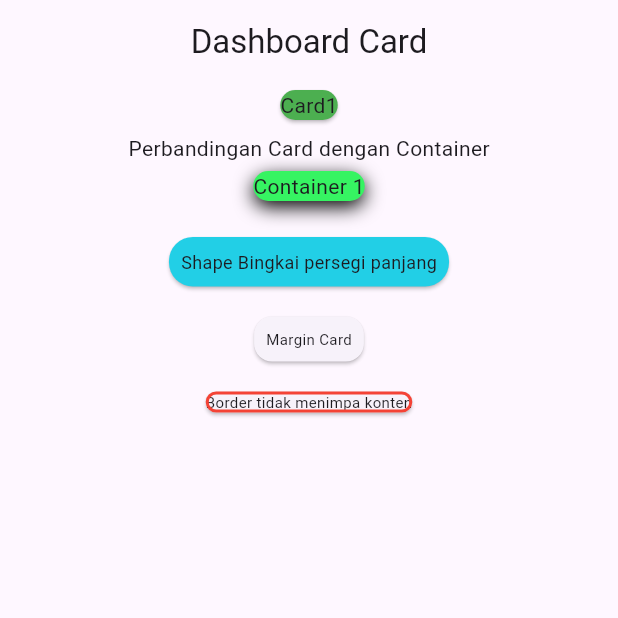
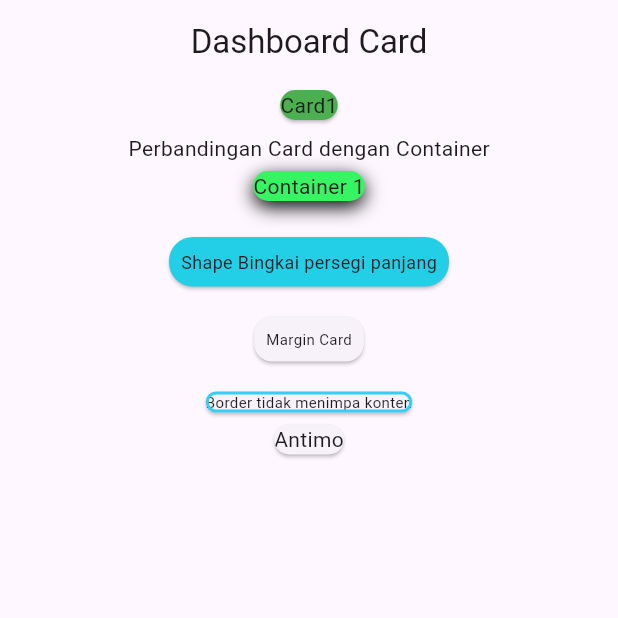
Before and after one commit to AryaPramudya898/latihan8, a Flutter app: the screen it shows after launch, on a phone screen of 412 x 824 dp, the top half of it. Run offline on Flutter 3.47's test engine with Material 3 defaults, Android fonts, the light colour scheme and no system bars.

Commit message:
Membuat border card baru

```diff
--- a/lib/card/card.dart
+++ b/lib/card/card.dart
@@ -57,12 +57,16 @@ class MyCard extends StatelessWidget {
                   Card(
                   shape: RoundedRectangleBorder(
                   borderRadius: BorderRadius.circular(16),
-                  side: BorderSide(color: Colors.red, width: 2),
+                  side: BorderSide(color: const Color.fromARGB(255, 54, 206, 244), width: 2),
                   ),
                   borderOnForeground: true, // false
                   child: Text("Border tidak menimpa konten", style: TextStyle(fontSize: 10.0)),
 
-),
+                  ),
+                  Card(
+                  clipBehavior: Clip.antiAlias,
+                  child: Text("Antimo", style: TextStyle(fontSize: 14.0)),
+                  ),
 
             ],
           ),
```
